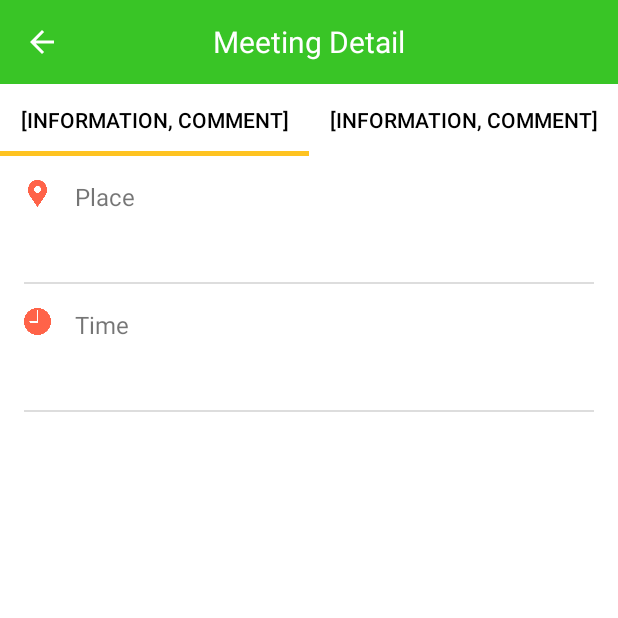
After one commit to vthhanh96/Yummy, an Android app: the MeetingDetailActivity screen opened directly, with no data from a screen before it, on a phone screen of 412 x 824 dp, the top half of it. The commit adds this screen. Run offline under Robolectric (Android 15) with nearby library versions, the phone set to English and light mode, and no system bars; our stand-ins replace ButterKnife.

Commit message:
add UI meeting

```diff
--- a/app/src/main/AndroidManifest.xml
+++ b/app/src/main/AndroidManifest.xml
@@ -64,6 +64,7 @@
         <activity android:name=".controller.search.SearchActivity" />
         <activity android:name=".controller.search.SearchResultActivity" />
         <activity android:name=".controller.meeting.MeetingActivity" />
+        <activity android:name=".controller.meeting.MeetingDetailActivity" />
 
 
     </application>
--- a/app/src/main/java/com/example/thesis/yummy/controller/meeting/MeetingActivity.java
+++ b/app/src/main/java/com/example/thesis/yummy/controller/meeting/MeetingActivity.java
@@ -4,11 +4,22 @@ import android.content.Context;
 import android.content.Intent;
 import android.os.Bundle;
 import android.support.annotation.Nullable;
+import android.support.v7.widget.LinearLayoutManager;
 import android.support.v7.widget.RecyclerView;
+import android.text.format.DateFormat;
+import android.view.View;
 
+import com.chad.library.adapter.base.BaseQuickAdapter;
+import com.chad.library.adapter.base.BaseViewHolder;
 import com.example.thesis.yummy.R;
 import com.example.thesis.yummy.controller.base.DrawerActivity;
+import com.example.thesis.yummy.restful.model.Meeting;
+import com.example.thesis.yummy.restful.model.User;
+import com.example.thesis.yummy.view.MultipleImageCircleView;
 import com.example.thesis.yummy.view.TopBarView;
+
+import java.util.ArrayList;
+import java.util.List;
 
 import butterknife.BindView;
 import butterknife.ButterKnife;
@@ -24,6 +35,8 @@ public class MeetingActivity extends DrawerActivity {
 
     @BindView(R.id.topBar) TopBarView mTopBarView;
     @BindView(R.id.meetingRecyclerView) RecyclerView mMeetingRecyclerView;
+
+    private MeetingAdapter mAdapter;
 
     @Override
     protected int getNavId() {
@@ -44,6 +57,7 @@ public class MeetingActivity extends DrawerActivity {
 
     private void init() {
         initTopBar();
+        initRecyclerView();
     }
 
     private void initTopBar() {
@@ -62,5 +76,44 @@ public class MeetingActivity extends DrawerActivity {
         });
     }
 
+    private void initRecyclerView() {
+        mAdapter = new MeetingAdapter();
+        mAdapter.setOnItemClickListener(new BaseQuickAdapter.OnItemClickListener() {
+            @Override
+            public void onItemClick(BaseQuickAdapter adapter, View view, int position) {
 
+            }
+        });
+
+        mMeetingRecyclerView.setAdapter(mAdapter);
+        mMeetingRecyclerView.setLayoutManager(new LinearLayoutManager(this));
+    }
+
+    private class MeetingAdapter extends BaseQuickAdapter<Meeting, BaseViewHolder> {
+
+        public MeetingAdapter() {
+            super(R.layout.item_meeting_layout, new ArrayList<Meeting>());
+        }
+
+        @Override
+        protected void convert(BaseViewHolder helper, Meeting item) {
+            if(item == null) return;
+            MultipleImageCircleView imageCircleView = helper.getView(R.id.multipleImageCircleView);
+            List<String> images = new ArrayList<>();
+
+            if(item.mJoinedPeople != null) {
+                for (User user : item.mJoinedPeople) {
+                    images.add(user.mAvatar);
+                }
+            }
+
+            imageCircleView.setImages((String[]) images.toArray());
+
+            helper.setText(R.id.placeTextView, item.mPlace);
+
+            if(item.mTime != null) {
+                helper.setText(R.id.timeTextView, DateFormat.format("dd/MM/yyyy hh:mm", item.mTime));
+            }
+        }
+    }
 }
--- /dev/null
+++ b/app/src/main/java/com/example/thesis/yummy/controller/meeting/MeetingCommentFragment.java
@@ -0,0 +1,34 @@
+package com.example.thesis.yummy.controller.meeting;
+
+import android.os.Bundle;
+import android.support.annotation.NonNull;
+import android.support.annotation.Nullable;
+import android.support.v4.app.Fragment;
+import android.view.LayoutInflater;
+import android.view.View;
+import android.view.ViewGroup;
+
+import com.example.thesis.yummy.R;
+
+import butterknife.ButterKnife;
+
+public class MeetingCommentFragment extends Fragment {
+
+    @Nullable
+    @Override
+    public View onCreateView(@NonNull LayoutInflater inflater, @Nullable ViewGroup container, @Nullable Bundle savedInstanceState) {
+        View view = inflater.inflate(R.layout.fragment_meeting_comment, container, false);
+        ButterKnife.bind(this, view);
+        init();
+        return view;
+    }
+
+    private void init() {
+
+    }
+
+    @Override
+    public String toString() {
+        return "Comment";
+    }
+}
--- /dev/null
+++ b/app/src/main/java/com/example/thesis/yummy/controller/meeting/MeetingDetailActivity.java
@@ -0,0 +1,100 @@
+package com.example.thesis.yummy.controller.meeting;
+
+import android.os.Bundle;
+import android.support.annotation.NonNull;
+import android.support.annotation.Nullable;
+import android.support.design.widget.TabLayout;
+import android.support.v4.app.Fragment;
+import android.support.v4.app.FragmentManager;
+import android.support.v4.app.FragmentPagerAdapter;
+import android.support.v4.view.ViewPager;
+
+import com.example.thesis.yummy.R;
+import com.example.thesis.yummy.controller.base.BaseActivity;
+import com.example.thesis.yummy.view.TopBarView;
+
+import java.util.ArrayList;
+import java.util.List;
+
+import butterknife.BindView;
+import butterknife.ButterKnife;
+
+public class MeetingDetailActivity extends BaseActivity {
+
+    @BindView(R.id.topBar) TopBarView mTopBarView;
+    @BindView(R.id.tabLayout) TabLayout mTabLayout;
+    @BindView(R.id.viewPager) ViewPager mViewPager;
+
+    @Override
+    protected int getLayoutId() {
+        return R.layout.activity_meeting_detail;
+    }
+
+    @Override
+    protected void onCreate(@Nullable Bundle savedInstanceState) {
+        super.onCreate(savedInstanceState);
+        ButterKnife.bind(this);
+        init();
+    }
+
+    private void init() {
+        initTopBar();
+        initViewPager();
+        initTabLayout();
+    }
+
+    private void initTopBar() {
+        mTopBarView.setTitle("Meeting Detail");
+        mTopBarView.setImageViewLeft(TopBarView.LEFT_BACK);
+        mTopBarView.setOnLeftRightClickListener(new TopBarView.OnLeftRightClickListener() {
+            @Override
+            public void onLeftClick() {
+                finish();
+            }
+
+            @Override
+            public void onRightClick() {
+
+            }
+        });
+    }
+
+    private void initViewPager() {
+        List<Fragment> fragments = new ArrayList<>();
+        fragments.add(new MeetingInfoFragment());
+        fragments.add(new MeetingCommentFragment());
+
+        mViewPager.setAdapter(new MeetingViewPagerAdapter(getSupportFragmentManager(), fragments));
+        mViewPager.setOffscreenPageLimit(2);
+    }
+
+    private void initTabLayout() {
+        mTabLayout.setupWithViewPager(mViewPager);
+    }
+
+    private class MeetingViewPagerAdapter extends FragmentPagerAdapter {
+
+        private List<Fragment> mFragments;
+
+        public MeetingViewPagerAdapter(FragmentManager fm, @NonNull List<Fragment> fragments) {
+            super(fm);
+            mFragments = fragments;
+        }
+
+        @Override
+        public Fragment getItem(int position) {
+            return mFragments.get(position);
+        }
+
+        @Override
+        public int getCount() {
+            return mFragments.size();
+        }
+
+        @Nullable
+        @Override
+        public CharSequence getPageTitle(int position) {
+            return mFragments.toString();
+        }
+    }
+}
--- /dev/null
+++ b/app/src/main/java/com/example/thesis/yummy/controller/meeting/MeetingInfoFragment.java
@@ -0,0 +1,34 @@
+package com.example.thesis.yummy.controller.meeting;
+
+import android.os.Bundle;
+import android.support.annotation.NonNull;
+import android.support.annotation.Nullable;
+import android.support.v4.app.Fragment;
+import android.view.LayoutInflater;
+import android.view.View;
+import android.view.ViewGroup;
+
+import com.example.thesis.yummy.R;
+
+import butterknife.ButterKnife;
+
+public class MeetingInfoFragment extends Fragment {
+
+    @Nullable
+    @Override
+    public View onCreateView(@NonNull LayoutInflater inflater, @Nullable ViewGroup container, @Nullable Bundle savedInstanceState) {
+        View view = inflater.inflate(R.layout.fragment_meeting_info, container, false);
+        ButterKnife.bind(this, view);
+        init();
+        return view;
+    }
+
+    private void init() {
+
+    }
+
+    @Override
+    public String toString() {
+        return "Information";
+    }
+}
--- /dev/null
+++ b/app/src/main/java/com/example/thesis/yummy/restful/model/Meeting.java
@@ -0,0 +1,14 @@
+package com.example.thesis.yummy.restful.model;
+
+import com.squareup.moshi.Json;
+
+import java.util.Date;
+import java.util.List;
+
+public class Meeting extends Base {
+    @Json(name = "creator") public User mCreator;
+    @Json(name = "joined_people") public List<User> mJoinedPeople;
+    @Json(name = "title") public String mTitle;
+    @Json(name = "time") public Date mTime;
+    @Json(name = "place") public String mPlace;
+}
--- /dev/null
+++ b/app/src/main/res/layout/activity_meeting_detail.xml
@@ -0,0 +1,30 @@
+<?xml version="1.0" encoding="utf-8"?>
+<LinearLayout xmlns:android="http://schemas.android.com/apk/res/android"
+    xmlns:app="http://schemas.android.com/apk/res-auto"
+    android:layout_width="match_parent"
+    android:layout_height="match_parent"
+    android:background="@color/white"
+    android:orientation="vertical">
+
+    <com.example.thesis.yummy.view.TopBarView
+        android:id="@+id/topBar"
+        android:layout_width="match_parent"
+        android:layout_height="wrap_content" />
+
+    <android.support.design.widget.TabLayout
+        android:id="@+id/tabLayout"
+        android:layout_width="match_parent"
+        android:layout_height="wrap_content"
+        android:background="@android:color/white"
+        app:tabGravity="fill"
+        app:tabIndicatorColor="@color/colorAccent"
+        app:tabIndicatorHeight="3dp"
+        app:tabMaxWidth="0dp"
+        app:tabMode="fixed"
+        app:tabTextColor="@android:color/black" />
+
+    <android.support.v4.view.ViewPager
+        android:id="@+id/viewPager"
+        android:layout_width="match_parent"
+        android:layout_height="match_parent"/>
+</LinearLayout>
--- /dev/null
+++ b/app/src/main/res/layout/fragment_meeting_comment.xml
@@ -0,0 +1,6 @@
+<?xml version="1.0" encoding="utf-8"?>
+<LinearLayout xmlns:android="http://schemas.android.com/apk/res/android"
+    android:orientation="vertical" android:layout_width="match_parent"
+    android:layout_height="match_parent">
+
+</LinearLayout>
--- /dev/null
+++ b/app/src/main/res/layout/fragment_meeting_info.xml
@@ -0,0 +1,85 @@
+<?xml version="1.0" encoding="utf-8"?>
+<LinearLayout xmlns:android="http://schemas.android.com/apk/res/android"
+    xmlns:tools="http://schemas.android.com/tools"
+    android:orientation="vertical"
+    android:layout_width="match_parent"
+    android:layout_height="match_parent">
+
+    <RelativeLayout
+        android:layout_width="match_parent"
+        android:layout_height="wrap_content"
+        android:padding="@dimen/dimen_16dp">
+
+        <android.support.v7.widget.AppCompatImageView
+            android:id="@+id/markerImageView"
+            android:layout_width="18dp"
+            android:layout_height="18dp"
+            android:src="@drawable/ic_marker"
+            android:layout_marginEnd="@dimen/dimen_16dp"/>
+
+        <TextView
+            android:id="@+id/placeTitleImage"
+            android:layout_width="wrap_content"
+            android:layout_height="wrap_content"
+            android:text="@string/place"
+            android:layout_toEndOf="@id/markerImageView"
+            android:textSize="16sp"/>
+
+        <TextView
+            android:layout_width="wrap_content"
+            android:layout_height="wrap_content"
+            tools:text="Nha hang 5 sao ABC XYZ"
+            android:textSize="16sp"
+            android:textColor="@color/black"
+            android:layout_toEndOf="@id/markerImageView"
+            android:layout_below="@id/placeTitleImage"
+            android:layout_marginTop="@dimen/dimen_8dp"/>
+    </RelativeLayout>
+
+    <View
+        android:layout_width="match_parent"
+        android:layout_height="1dp"
+        android:background="#dddddd"
+        android:layout_marginStart="@dimen/dimen_16dp"
+        android:layout_marginEnd="@dimen/dimen_16dp"/>
+
+    <RelativeLayout
+        android:layout_width="match_parent"
+        android:layout_height="wrap_content"
+        android:padding="@dimen/dimen_16dp">
+
+        <android.support.v7.widget.AppCompatImageView
+            android:id="@+id/clockImageView"
+            android:layout_width="18dp"
+            android:layout_height="18dp"
+            android:src="@drawable/ic_clock"
+            android:layout_marginEnd="@dimen/dimen_16dp"/>
+
+        <TextView
+            android:id="@+id/timeTitleTextView"
+            android:layout_width="wrap_content"
+            android:layout_height="wrap_content"
+            android:text="@string/time"
+            android:layout_toEndOf="@id/clockImageView"
+            android:textSize="16sp"/>
+
+        <TextView
+            android:layout_width="wrap_content"
+            android:layout_height="wrap_content"
+            tools:text="18:30"
+            android:textSize="16sp"
+            android:textColor="@color/black"
+            android:layout_toEndOf="@id/clockImageView"
+            android:layout_below="@id/timeTitleTextView"
+            android:layout_marginTop="@dimen/dimen_8dp"/>
+    </RelativeLayout>
+
+    <View
+        android:layout_width="match_parent"
+        android:layout_height="1dp"
+        android:background="#dddddd"
+        android:layout_marginStart="@dimen/dimen_16dp"
+        android:layout_marginEnd="@dimen/dimen_16dp"/>
+
+
+</LinearLayout>
--- a/app/src/main/res/values/strings.xml
+++ b/app/src/main/res/values/strings.xml
@@ -52,4 +52,6 @@
     <string name="suggestions">Suggestions</string>
     <string name="send_request">Send Request</string>
     <string name="meeting">Meeting</string>
+    <string name="place">Place</string>
+    <string name="time">Time</string>
 </resources>
```
